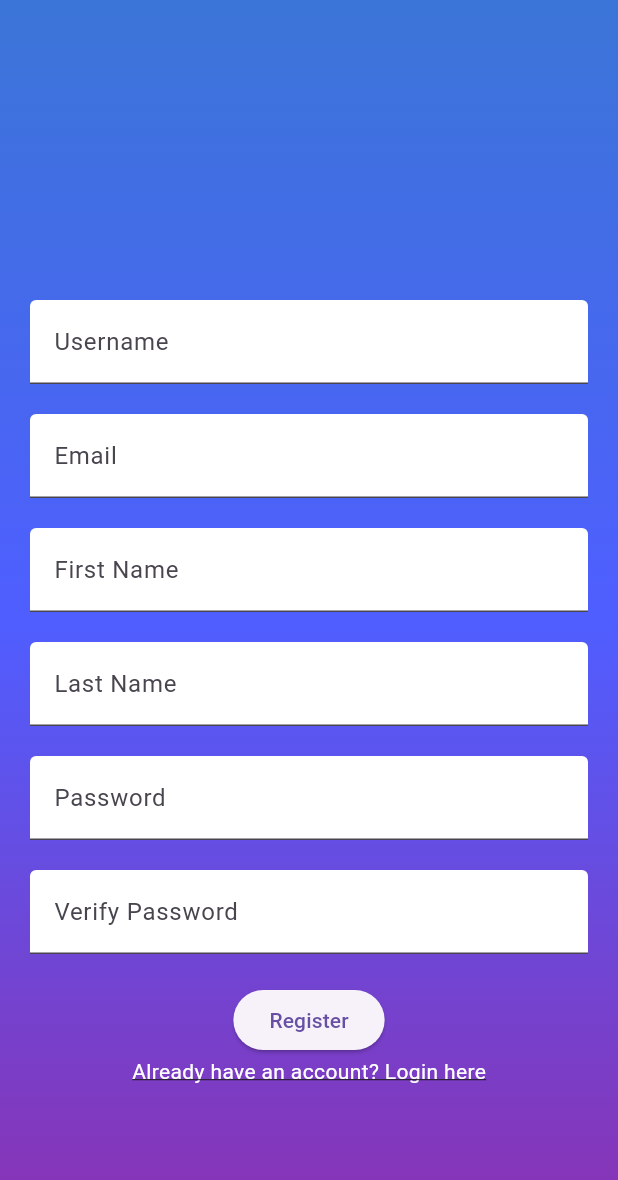
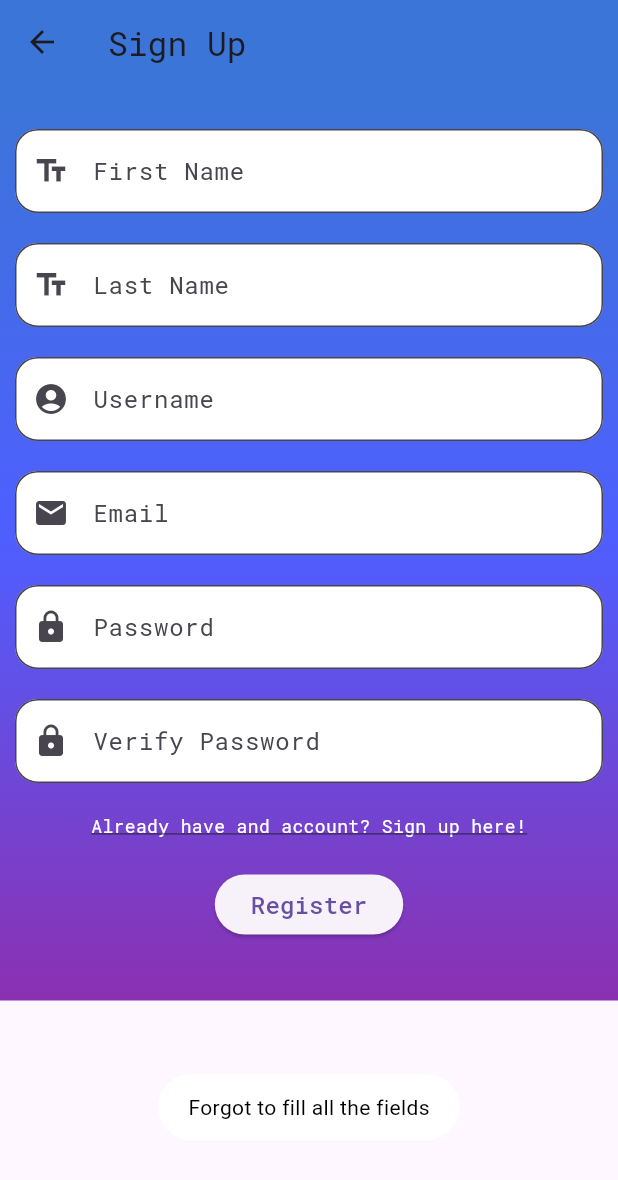
Before and after one commit to JPSSA/move.id, a Flutter app: the SignUpScreen screen opened directly, after a tap on "Register", on a phone screen of 412 x 824 dp. Shown: the top 1180 px of the screen. Run offline on Flutter 3.47's test engine with Material 3 defaults, Android fonts, the phone set to English and light mode, and no system bars; our stand-ins replace awesome_notifications, fluttertoast; missing offline and left inert: dart:ffi, mqtt_client.

Commit message:
Flutter pages Django Client bug
Implementation of the first two pages,
debug on two mqtt clients connected

```diff
--- a/flutter_app/lib/main.dart
+++ b/flutter_app/lib/main.dart
@@ -20,7 +20,7 @@ class MyApp extends StatelessWidget {
 
 
       ),
-      home:const MyApp(),
+      home:const SignInScreen(),
     );
   }
 }
--- a/flutter_app/lib/screens/signup_screen.dart
+++ b/flutter_app/lib/screens/signup_screen.dart
@@ -1,7 +1,9 @@
 import 'package:flutter/material.dart';
+import 'package:flutter_app/screens/signin_screen.dart';
 import 'package:flutter_app/utils/color_utils.dart';
 import 'package:flutter_app/utils/utils.dart';
-import 'package:flutter_app/screens/signin_screen.dart';
+import 'package:flutter_app/screens/signup_screen.dart';
+import 'package:fluttertoast/fluttertoast.dart';
 
 class SignUpScreen extends StatefulWidget {
   const SignUpScreen({Key? key}) : super(key: key);
@@ -11,18 +13,26 @@ class SignUpScreen extends StatefulWidget {
 }
 
 class _SignUpScreenState extends State<SignUpScreen> {
+
+  final TextEditingController _fnameController = TextEditingController();
+  final TextEditingController _lnameController = TextEditingController();
   final TextEditingController _usernameController = TextEditingController();
   final TextEditingController _emailController = TextEditingController();
-  final TextEditingController _fnameController = TextEditingController();
-  final TextEditingController _lnameController = TextEditingController();
   final TextEditingController _password1Controller = TextEditingController();
   final TextEditingController _password2Controller = TextEditingController();
 
   @override
   Widget build(BuildContext context) {
     return Scaffold(
-      body: Container(
-        height: MediaQuery.of(context).size.height, // Set height of the container to the screen height
+       appBar: AppBar(
+        title: const Text('Sign Up',
+        style: TextStyle(fontFamily: 'RobotoMono')
+        ),
+        backgroundColor: hexStringToColor("#3b75d7"),
+        ),
+      body: SingleChildScrollView(
+        child: Container(
+          padding: const EdgeInsets.symmetric(vertical: 0,horizontal: 10),
           decoration: BoxDecoration(
             gradient: LinearGradient(
               colors: [
@@ -34,66 +44,69 @@ class _SignUpScreenState extends State<SignUpScreen> {
               end: Alignment.bottomCenter,
             ),
           ),
-        child: SingleChildScrollView(
-          child: Padding(
-         padding: EdgeInsetsDirectional.symmetric(horizontal: 20,vertical: 200),
-            child: Column(
-              mainAxisAlignment: MainAxisAlignment.end, // Align the column content to the bottom
-              children: [
-                buildSignUpField(
-                  controller: _usernameController,
-                  labelText: 'Username',
-                ),
-                buildSignUpField(
-                  controller: _emailController,
-                  labelText: 'Email',
-                  obscureText: true,
-                ),
-                buildSignUpField(
-                  controller: _fnameController,
-                  labelText: 'First Name',
-                  obscureText: true,
-                ),
-                buildSignUpField(
-                  controller: _lnameController,
-                  labelText: 'Last Name',
-                  obscureText: true,
-                ),
-                buildSignUpField(
-                  controller: _password1Controller,
-                  labelText: 'Password',
-                  obscureText: true,
-                ),
-                buildSignUpField(
-                  controller: _password2Controller,
-                  labelText: 'Verify Password',
-                  obscureText: true,
-                ),
-                ElevatedButton(
-                  onPressed: () {
-                    // Handle sign up button press
-                  },
-                  child: const Text('Register'),
-                ),
+          child:Column(
+            children: <Widget>[
+               const SizedBox(height: 30),
+               buildInputField(controller: _fnameController, hintText: "First Name", obscureText: false, icon: const Icon(Icons.text_fields)),
+               const SizedBox(height: 20),
+               buildInputField(controller: _lnameController, hintText: "Last Name", obscureText: false, icon: const Icon(Icons.text_fields)),
+               const SizedBox(height: 20),
+               buildInputField(controller: _usernameController, hintText: "Username", obscureText: false, icon: const Icon(Icons.account_circle)),
+               const SizedBox(height: 20),
+               buildInputField(controller: _emailController, hintText: "Email", obscureText: false, icon: const Icon(Icons.email)),
+               const SizedBox(height: 20),
+               buildInputField(controller: _password1Controller, hintText: "Password", obscureText: true, icon: const Icon(Icons.lock)),
+               const SizedBox(height: 20),
+               buildInputField(controller: _password2Controller, hintText: "Verify Password", obscureText: true, icon: const Icon(Icons.lock)),
+               const SizedBox(height: 20),
                GestureDetector(
                 onTap: () {
+                  // Navigate to the new page
                   Navigator.push(
                     context,
                     MaterialPageRoute(builder: (context) => const SignInScreen()),
                   );
                 },
                 child: const Text(
-                    'Already have an account? Login here',
+                  "Already have and account? Sign up here!",
                   style: TextStyle(
+                    decoration: TextDecoration.underline,
+                    fontSize: 12,
                     color: Colors.white,
-                      decoration: TextDecoration.underline,
+                    fontFamily: 'RobotoMono',
                     ),
                 ),
               ),
-              ],
+              const SizedBox(height: 20),
+              ElevatedButton(
+                onPressed: () {
+                  if(_fnameController.text.isEmpty || _lnameController.text.isEmpty
+                  || _emailController.text.isEmpty || _usernameController.text.isEmpty
+                  || _password1Controller.text.isEmpty || _password2Controller.text.isEmpty){
+                    Fluttertoast.showToast(
+                      msg: "Forgot to fill all the fields",
+                      toastLength: Toast.LENGTH_SHORT,
+                      backgroundColor: Colors.white,
+                      textColor: Colors.black
+                    );
+                  }else{
+
+                  }
+
+                },
+                child: const Text(
+                  "Register",
+                  style: TextStyle(
+                    fontSize: 16,
+                    fontFamily: 'RobotoMono'
                   ),
                 ),
               ),
+               const SizedBox(height: 40),
+            ],
+          )
+        ),
+
       ),
     );
   }
--- a/flutter_app/lib/utils/utils.dart
+++ b/flutter_app/lib/utils/utils.dart
@@ -1,23 +1,26 @@
+import 'dart:ffi';
 import 'package:flutter/material.dart';
 
-Widget buildSignUpField({
+
+//Constum widget used to make input fields for login and register
+Widget buildInputField({
   required TextEditingController controller,
-  required String labelText,
-  bool obscureText = false,
-}) {
-  return Column(
-    crossAxisAlignment: CrossAxisAlignment.start,
-    children: [
-      TextField(
-        controller: controller,
-        obscureText: obscureText,
-        decoration: InputDecoration(
-          labelText: labelText,
-          fillColor: Colors.white,
-          filled: true,
-        ),
-      ),
-      const SizedBox(height: 20),
-    ],
+  required String hintText,
+  required bool obscureText,
+  required Icon icon,
+}){
+  return TextField(
+    controller: controller,
+    decoration: InputDecoration(
+      border: OutlineInputBorder(borderRadius: BorderRadius.circular(15)),
+      filled: true,
+      fillColor: Colors.white,
+      prefixIcon: icon,
+      hintText: hintText,
+      hintStyle: const TextStyle(
+        fontFamily: 'RobotoMono'
+      )
+    ),
+    obscureText: obscureText,
   );
 }
--- a/flutter_app/pubspec.yaml
+++ b/flutter_app/pubspec.yaml
@@ -39,6 +39,7 @@ dependencies:
   mqtt_client: ^10.2.0
   flutter_local_notifications: ^17.0.0
   awesome_notifications: ^0.9.3+1
+  fluttertoast: ^8.2.4
 
 
 dev_dependencies:
@@ -64,7 +65,8 @@ flutter:
   uses-material-design: true
 
   # To add assets to your application, add an assets section, like this:
-  # assets:
+  assets:
+      - assets/images/move_id_logo.png
   #   - images/a_dot_burr.jpeg
   #   - images/a_dot_ham.jpeg
 
```
Also changed, not shown: flutter_app/lib/Examples/mqttExample.dart (+6 -1 lines), flutter_app/lib/screens/home_screen.dart (+22 -0 lines), flutter_app/lib/screens/signin_screen.dart (+72 -13 lines), flutter_app/assets/images/move_id_logo.png (added), flutter_app/lib/Notification/notification_controller.dart (renamed from flutter_app/lib/Notification/notification.dart), flutter_app/pubspec.lock, 3 other files. Lines whose indentation alone changed are shown as unchanged.
